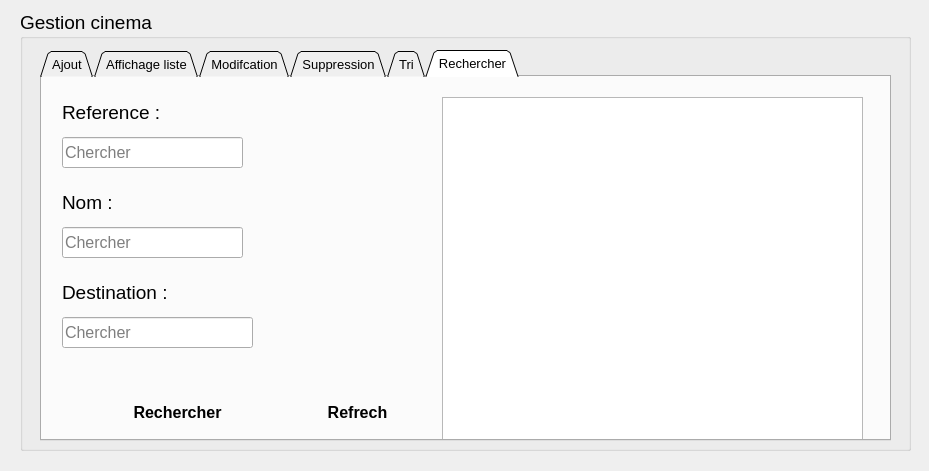
First picture: the form in integration_f/cinema_page.ui, repository SeifEddineAmara/smart-cinema-2A4, before the edit.
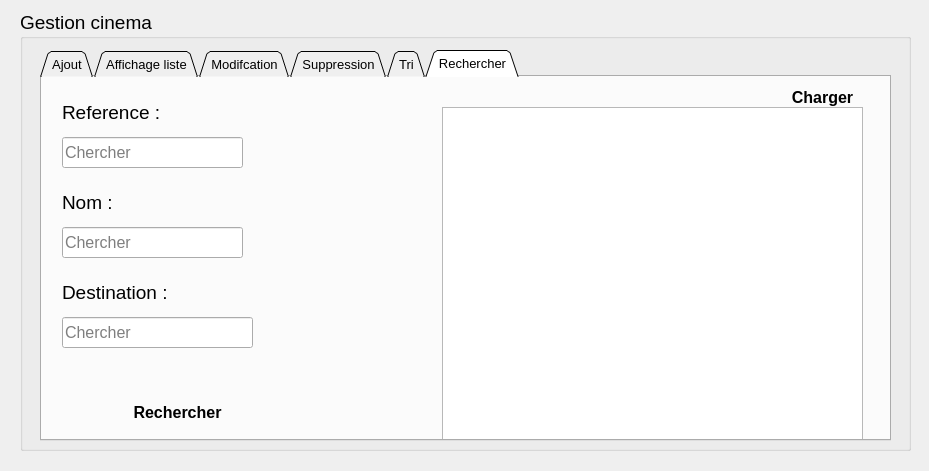
Second picture: the form after the edit. The open tabs and pages were chosen to show the change. Icons and pictures are not drawn.

The edit to the form file:
```diff
--- a/integration_f/cinema_page.ui
+++ b/integration_f/cinema_page.ui
@@ -867,7 +867,7 @@
       <property name="geometry">
        <rect>
         <x>400</x>
-        <y>20</y>
+        <y>30</y>
         <width>421</width>
         <height>351</height>
        </rect>
@@ -879,10 +879,10 @@
      <widget class="QPushButton" name="pushButton_refresh">
       <property name="geometry">
        <rect>
-        <x>240</x>
-        <y>310</y>
-        <width>151</width>
-        <height>51</height>
+        <x>740</x>
+        <y>10</y>
+        <width>81</width>
+        <height>21</height>
        </rect>
       </property>
       <property name="font">
@@ -898,7 +898,7 @@
 </string>
       </property>
       <property name="text">
-       <string>Refrech</string>
+       <string>Charger</string>
       </property>
      </widget>
     </widget>
```
Left out of the diff: 6 changed lines with no effect on the pictures.
